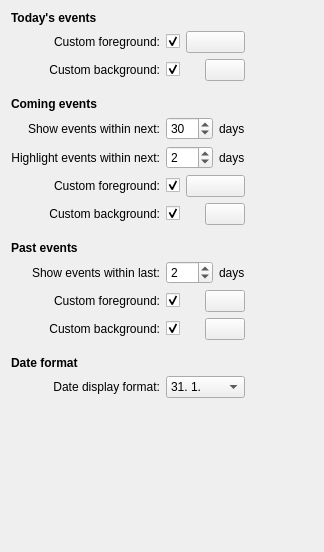
balevas/BirthdayList-Plasmoid, file applet/src/birthdaylist_appearance_config.ui: the form before one commit.
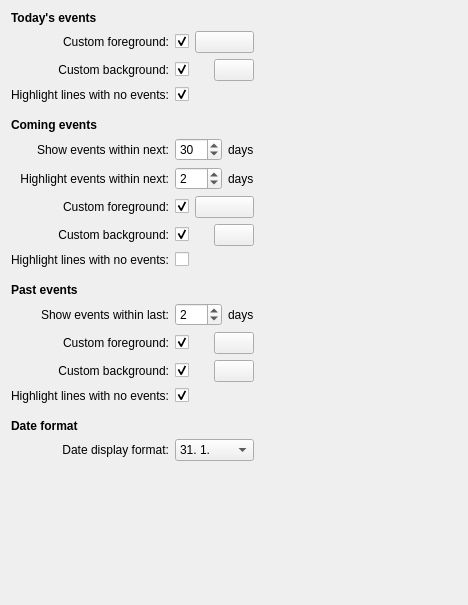
The form after the commit. Custom widgets are drawn as their Qt base class.

```diff
--- a/applet/src/birthdaylist_appearance_config.ui
+++ b/applet/src/birthdaylist_appearance_config.ui
@@ -6,8 +6,8 @@
    <rect>
     <x>0</x>
     <y>0</y>
-    <width>324</width>
-    <height>552</height>
+    <width>468</width>
+    <height>605</height>
    </rect>
   </property>
   <property name="sizePolicy">
@@ -23,7 +23,7 @@
    </size>
   </property>
   <layout class="QGridLayout" name="gridLayout">
-   <item row="11" column="0" colspan="3">
+   <item row="12" column="0" colspan="3">
     <widget class="QLabel" name="lblTitleComingEvents">
      <property name="sizePolicy">
       <sizepolicy hsizetype="Preferred" vsizetype="Preferred">
@@ -42,7 +42,7 @@
      </property>
     </widget>
    </item>
-   <item row="13" column="0">
+   <item row="14" column="0">
     <widget class="QLabel" name="lblComingShowDays">
      <property name="text">
       <string>Show events within next:</string>
@@ -52,7 +52,7 @@
      </property>
     </widget>
    </item>
-   <item row="21" column="0" colspan="3">
+   <item row="23" column="0" colspan="3">
     <widget class="QLabel" name="lblTitlePastEvents">
      <property name="font">
       <font>
@@ -65,7 +65,7 @@
      </property>
     </widget>
    </item>
-   <item row="20" column="0" colspan="3">
+   <item row="22" column="0" colspan="3">
     <spacer name="spacerComingEventsBottom">
      <property name="orientation">
       <enum>Qt::Vertical</enum>
@@ -81,7 +81,7 @@
      </property>
     </spacer>
    </item>
-   <item row="14" column="0">
+   <item row="15" column="0">
     <widget class="QLabel" name="lblComingHighlightDays">
      <property name="text">
       <string>Highlight events within next:</string>
@@ -91,7 +91,7 @@
      </property>
     </widget>
    </item>
-   <item row="14" column="1">
+   <item row="15" column="1">
     <widget class="QSpinBox" name="spinComingHighlightDays">
      <property name="sizePolicy">
       <sizepolicy hsizetype="Minimum" vsizetype="Minimum">
@@ -107,7 +107,7 @@
      </property>
     </widget>
    </item>
-   <item row="22" column="1">
+   <item row="24" column="1">
     <widget class="QSpinBox" name="spinPastShowDays">
      <property name="maximum">
       <number>30</number>
@@ -117,28 +117,28 @@
      </property>
     </widget>
    </item>
-   <item row="13" column="2">
-    <widget class="QLabel" name="lblComingShowDays_2">
-     <property name="text">
-      <string comment="label: show events within x &lt;days&gt;">days</string>
-     </property>
-    </widget>
-   </item>
    <item row="14" column="2">
+    <widget class="QLabel" name="lblComingShowDays_2">
+     <property name="text">
+      <string comment="label: show events within x &lt;days&gt;">days</string>
+     </property>
+    </widget>
+   </item>
+   <item row="15" column="2">
     <widget class="QLabel" name="lblComingHighlightDays_2">
      <property name="text">
       <string comment="label: show events within x &lt;days&gt;">days</string>
      </property>
     </widget>
    </item>
-   <item row="22" column="2">
+   <item row="24" column="2">
     <widget class="QLabel" name="lblPastShowDays_2">
      <property name="text">
       <string comment="label: show events within x &lt;days&gt;">days</string>
      </property>
     </widget>
    </item>
-   <item row="13" column="1">
+   <item row="14" column="1">
     <widget class="QSpinBox" name="spinComingShowDays">
      <property name="maximum">
       <number>335</number>
@@ -148,7 +148,7 @@
      </property>
     </widget>
    </item>
-   <item row="15" column="1" colspan="2">
+   <item row="16" column="1" colspan="2">
     <layout class="QHBoxLayout" name="hlComingHighlightForeground">
      <item>
       <widget class="QCheckBox" name="chckComingHighlightForeground">
@@ -189,7 +189,7 @@
      </item>
     </layout>
    </item>
-   <item row="15" column="0">
+   <item row="16" column="0">
     <widget class="QLabel" name="lblComingHighlightForeground">
      <property name="text">
       <string>Custom foreground:</string>
@@ -199,7 +199,7 @@
      </property>
     </widget>
    </item>
-   <item row="23" column="1" colspan="2">
+   <item row="25" column="1" colspan="2">
     <layout class="QHBoxLayout" name="hlPastForeground">
      <item>
       <widget class="QCheckBox" name="chckPastForeground">
@@ -231,7 +231,7 @@
      </item>
     </layout>
    </item>
-   <item row="23" column="0">
+   <item row="25" column="0">
     <widget class="QLabel" name="lblPastForeground">
      <property name="text">
       <string>Custom foreground:</string>
@@ -241,7 +241,7 @@
      </property>
     </widget>
    </item>
-   <item row="25" column="1" colspan="2">
+   <item row="27" column="1" colspan="2">
     <layout class="QHBoxLayout" name="hlPastBackground">
      <item>
       <widget class="QCheckBox" name="chckPastBackground">
@@ -273,7 +273,7 @@
      </item>
     </layout>
    </item>
-   <item row="25" column="0">
+   <item row="27" column="0">
     <widget class="QLabel" name="lblPastBackground">
      <property name="text">
       <string>Custom background:</string>
@@ -389,7 +389,7 @@
      </property>
     </widget>
    </item>
-   <item row="10" column="0" colspan="3">
+   <item row="11" column="0" colspan="3">
     <spacer name="spacerTodaysEventsBottom">
      <property name="orientation">
       <enum>Qt::Vertical</enum>
@@ -405,7 +405,7 @@
      </property>
     </spacer>
    </item>
-   <item row="16" column="0">
+   <item row="17" column="0">
     <widget class="QLabel" name="lblComingHighlightBackground">
      <property name="text">
       <string>Custom background:</string>
@@ -415,7 +415,7 @@
      </property>
     </widget>
    </item>
-   <item row="16" column="1" colspan="2">
+   <item row="17" column="1" colspan="2">
     <layout class="QHBoxLayout" name="hlComingHighlightBackground">
      <item>
       <widget class="QCheckBox" name="chckComingHighlightBackground">
@@ -447,7 +447,7 @@
      </item>
     </layout>
    </item>
-   <item row="16" column="3">
+   <item row="17" column="3">
     <spacer name="spacerScreenRight">
      <property name="orientation">
       <enum>Qt::Horizontal</enum>
@@ -460,7 +460,7 @@
      </property>
     </spacer>
    </item>
-   <item row="22" column="0">
+   <item row="24" column="0">
     <widget class="QLabel" name="lblPastShowDays">
      <property name="text">
       <string>Show events within last:</string>
@@ -470,7 +470,7 @@
      </property>
     </widget>
    </item>
-   <item row="27" column="0">
+   <item row="30" column="0">
     <widget class="QLabel" name="lblTitleDateFormat">
      <property name="font">
       <font>
@@ -483,23 +483,23 @@
      </property>
     </widget>
    </item>
-   <item row="26" column="0" colspan="3">
-    <spacer name="spacerPastEventsBottom">
-     <property name="orientation">
-      <enum>Qt::Vertical</enum>
-     </property>
-     <property name="sizeType">
-      <enum>QSizePolicy::Fixed</enum>
-     </property>
-     <property name="sizeHint" stdset="0">
-      <size>
-       <width>20</width>
-       <height>10</height>
-      </size>
-     </property>
-    </spacer>
-   </item>
    <item row="29" column="0" colspan="3">
+    <spacer name="spacerPastEventsBottom">
+     <property name="orientation">
+      <enum>Qt::Vertical</enum>
+     </property>
+     <property name="sizeType">
+      <enum>QSizePolicy::Fixed</enum>
+     </property>
+     <property name="sizeHint" stdset="0">
+      <size>
+       <width>20</width>
+       <height>10</height>
+      </size>
+     </property>
+    </spacer>
+   </item>
+   <item row="32" column="0" colspan="3">
     <spacer name="spacerScreenBottom">
      <property name="orientation">
       <enum>Qt::Vertical</enum>
@@ -512,7 +512,7 @@
      </property>
     </spacer>
    </item>
-   <item row="28" column="0">
+   <item row="31" column="0">
     <widget class="QLabel" name="lblDateDisplayFormat">
      <property name="text">
       <string>Date display format:</string>
@@ -522,7 +522,7 @@
      </property>
     </widget>
    </item>
-   <item row="28" column="1" colspan="2">
+   <item row="31" column="1" colspan="2">
     <widget class="QComboBox" name="cmbDateDisplayFormat">
      <item>
       <property name="text">
@@ -576,6 +576,66 @@
      </item>
     </widget>
    </item>
+   <item row="10" column="0">
+    <widget class="QLabel" name="lblTodaysHighlightNoEvent">
+     <property name="text">
+      <string>Highlight lines with no events:</string>
+     </property>
+     <property name="alignment">
+      <set>Qt::AlignRight|Qt::AlignTrailing|Qt::AlignVCenter</set>
+     </property>
+    </widget>
+   </item>
+   <item row="21" column="0">
+    <widget class="QLabel" name="lblComingHighlightNoEvent">
+     <property name="text">
+      <string>Highlight lines with no events:</string>
+     </property>
+     <property name="alignment">
+      <set>Qt::AlignRight|Qt::AlignTrailing|Qt::AlignVCenter</set>
+     </property>
+    </widget>
+   </item>
+   <item row="28" column="0">
+    <widget class="QLabel" name="lblPastHighlightNoEvent">
+     <property name="text">
+      <string>Highlight lines with no events:</string>
+     </property>
+     <property name="alignment">
+      <set>Qt::AlignRight|Qt::AlignTrailing|Qt::AlignVCenter</set>
+     </property>
+    </widget>
+   </item>
+   <item row="10" column="1" colspan="2">
+    <widget class="QCheckBox" name="chckTodaysHighlightNoEvent">
+     <property name="text">
+      <string/>
+     </property>
+     <property name="checked">
+      <bool>true</bool>
+     </property>
+    </widget>
+   </item>
+   <item row="21" column="1" colspan="2">
+    <widget class="QCheckBox" name="chckComingHighlightNoEvent">
+     <property name="text">
+      <string/>
+     </property>
+     <property name="checked">
+      <bool>false</bool>
+     </property>
+    </widget>
+   </item>
+   <item row="28" column="1" colspan="2">
+    <widget class="QCheckBox" name="chckPastHighlightNoEvent">
+     <property name="text">
+      <string/>
+     </property>
+     <property name="checked">
+      <bool>true</bool>
+     </property>
+    </widget>
+   </item>
   </layout>
  </widget>
  <customwidgets>
```
